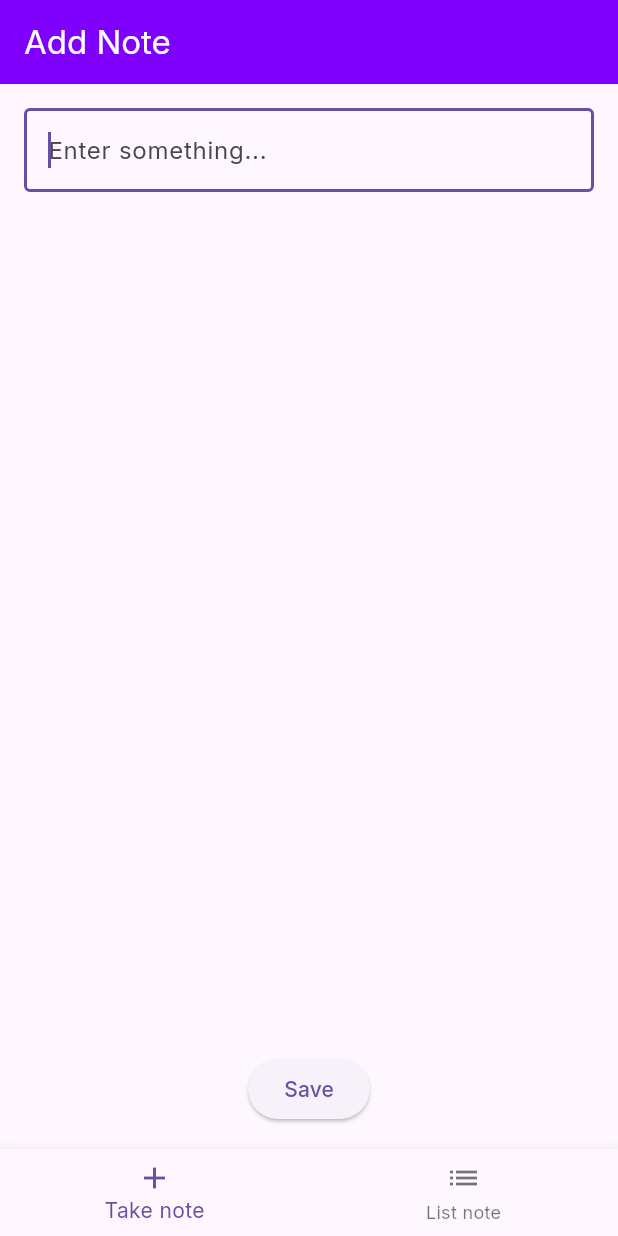
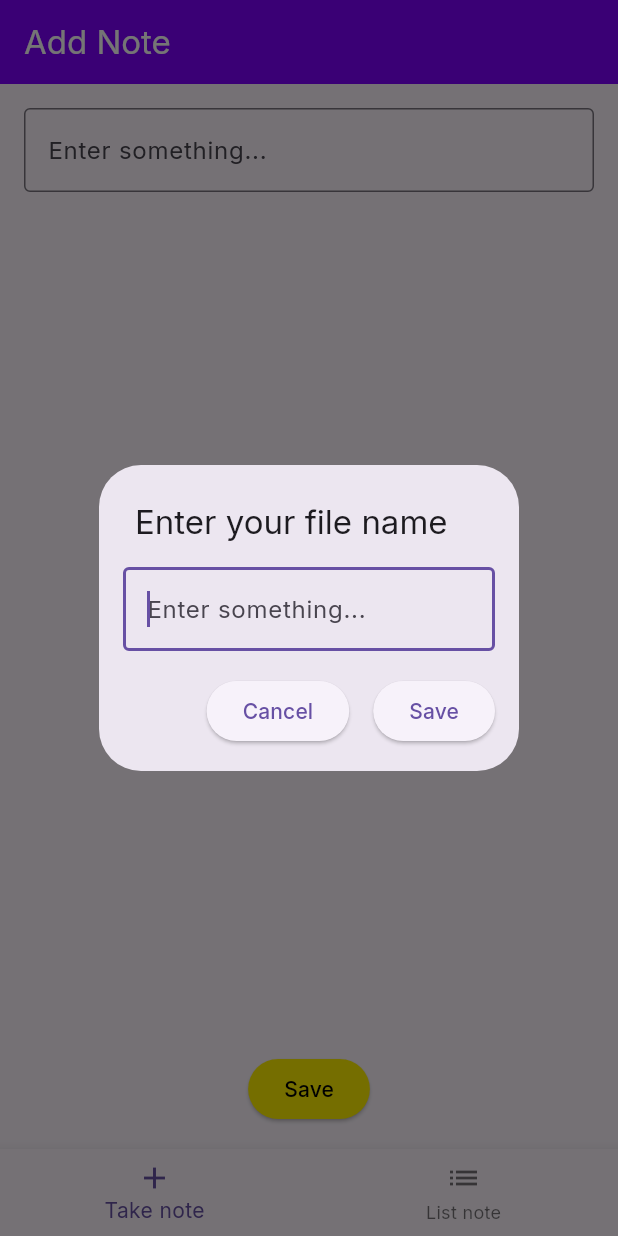
Before and after one commit to NguyenThanhTan1209/flash_note, a Flutter app: the screen it shows after launch, after a tap on "Save", on a phone screen of 412 x 824 dp. Run offline on Flutter 3.47's test engine with Material 3 defaults, Android fonts, the phone set to English and light mode, and no system bars; our stand-ins replace flutter_bloc, google_fonts, nested.

Commit message:
feat: Add handle add new note

```diff
--- a/analysis_options.yaml
+++ b/analysis_options.yaml
@@ -93,7 +93,7 @@ linter:
     - control_flow_in_finally
     - curly_braces_in_flow_control_structures
     - dangling_library_doc_comments
-    - depend_on_referenced_packages
+    # - depend_on_referenced_packages
     - deprecated_consistency
     # - deprecated_member_use_from_same_package # we allow self-references to deprecated members
     # - diagnostic_describe_all_properties # enabled only at the framework level (packages/flutter/lib)
--- /dev/null
+++ b/lib/business_logic/blocs/note/note_bloc.dart
@@ -0,0 +1,22 @@
+import 'package:flutter_bloc/flutter_bloc.dart';
+
+import '../../services/read_and_write_file_services/read_and_write_file_repository.dart';
+import 'note_event.dart';
+import 'note_state.dart';
+
+class NoteBloc extends Bloc<NoteEvent, NoteState> {
+
+  NoteBloc() : super(NoteInitialState()){
+    on<AddNewNote>((AddNewNote event, Emitter<NoteState> emit) async {
+      emit(NoteLoadingState());
+      try {
+        await _repository.writeData(event.fileName, event.fileContent);
+        emit(NoteSucessState(fileName: event.fileName));
+      } catch (e) {
+        emit(NoteFaileState(error: e.toString()));
+      }
+    });
+  }
+
+  final ReadAndWriteFileRepository _repository = ReadAndWriteFileRepository();
+}
--- /dev/null
+++ b/lib/business_logic/blocs/note/note_event.dart
@@ -0,0 +1,11 @@
+abstract class NoteEvent {
+
+}
+
+class AddNewNote extends NoteEvent {
+
+  AddNewNote({required this.fileName, required this.fileContent});
+
+  final String fileName;
+  final String fileContent;
+}
--- /dev/null
+++ b/lib/business_logic/blocs/note/note_state.dart
@@ -0,0 +1,23 @@
+abstract class NoteState {
+
+}
+
+class NoteInitialState extends NoteState {
+
+}
+
+class NoteLoadingState extends NoteState {
+
+}
+
+class NoteSucessState extends NoteState {
+  NoteSucessState({required this.fileName});
+
+  final String fileName;
+}
+
+class NoteFaileState extends NoteState {
+  NoteFaileState({required this.error});
+
+  final String error;
+}
--- /dev/null
+++ b/lib/business_logic/models/note.dart
@@ -0,0 +1,10 @@
+// ignore_for_file: public_member_api_docs, sort_constructors_first
+class Note {
+  String noteFileName;
+  String noteFileContent;
+
+  Note({
+    required this.noteFileName,
+    required this.noteFileContent,
+  });
+}
--- /dev/null
+++ b/lib/business_logic/services/read_and_write_file_services/read_and_write_file_provider.dart
@@ -0,0 +1,37 @@
+import 'dart:io';
+
+import 'package:path_provider/path_provider.dart';
+
+class ReadAndWriteFileProvider {
+  Future<String> get _localPath async {
+    final Directory directory = await getApplicationDocumentsDirectory();
+
+    return directory.path;
+  }
+
+  Future<File> _localFile(String fileName) async {
+    final String path = await _localPath;
+    return File('$path/$fileName');
+  }
+
+  Future<File> writeCounter(String fileName, String content) async {
+    final File file = await _localFile(fileName);
+
+    // Write the file
+    return file.writeAsString(content);
+  }
+
+  Future<String> readCounter(String fileName) async {
+    try {
+      final File file = await _localFile(fileName);
+
+      // Read the file
+      final String contents = await file.readAsString();
+
+      return contents;
+    } catch (e) {
+      // If encountering an error, return 0
+      return e.toString();
+    }
+  }
+}
--- a/lib/main.dart
+++ b/lib/main.dart
@@ -1,6 +1,8 @@
 import 'package:flutter/material.dart';
+import 'package:flutter_bloc/flutter_bloc.dart';
 import 'package:google_fonts/google_fonts.dart';
-
+import 'package:nested/nested.dart';
+import 'business_logic/blocs/note/note_bloc.dart';
 import 'view/screens/list_screen.dart';
 import 'view/screens/note_screen.dart';
 
@@ -14,13 +16,20 @@ class MyApp extends StatelessWidget {
   // This widget is the root of your application.
   @override
   Widget build(BuildContext context) {
-    return MaterialApp(
-      theme: ThemeData(
-        primaryColor: const Color(0xff7F00FF),
-        secondaryHeaderColor: const Color(0xfffff000),
-        textTheme: GoogleFonts.interTextTheme(),
+    return MultiBlocProvider(
+      providers: <SingleChildWidget>[
+        BlocProvider<NoteBloc>(
+          create: (BuildContext context) => NoteBloc(),
+        ),
+      ],
+      child: MaterialApp(
+        theme: ThemeData(
+          primaryColor: const Color(0xff7F00FF),
+          secondaryHeaderColor: const Color(0xfffff000),
+          textTheme: GoogleFonts.interTextTheme(),
+        ),
+        home: const HomePage(),
       ),
-      home: const HomePage(),
     );
   }
 }
--- a/lib/view/screens/note_screen.dart
+++ b/lib/view/screens/note_screen.dart
@@ -1,7 +1,9 @@
-import 'dart:developer';
+import 'package:flutter/material.dart';
+import 'package:flutter_bloc/flutter_bloc.dart';
 
-import 'package:flutter/material.dart';
-
+import '../../business_logic/blocs/note/note_bloc.dart';
+import '../../business_logic/blocs/note/note_event.dart';
+import '../../business_logic/blocs/note/note_state.dart';
 import '../utils/color_contants.dart';
 import '../utils/number_contants.dart';
 import '../utils/string_contants.dart';
@@ -15,6 +17,81 @@ class NoteScreen extends StatefulWidget {
 
 class _NoteScreenState extends State<NoteScreen> {
   final TextEditingController _noteEditingController = TextEditingController();
+  final TextEditingController _fileNameEditingController =
+      TextEditingController();
+
+  void _showAddNoteDialog() {
+    showDialog(
+      context: context,
+      builder: (BuildContext context) {
+        return SimpleDialog(
+          title: const Text(StringContants.addNoteDialogTitle),
+          contentPadding: const EdgeInsets.symmetric(
+            horizontal: NumberContants.contentPadding16,
+          ),
+          children: <Widget>[
+            const SizedBox(
+              height: NumberContants.height16,
+            ),
+            TextField(
+              autofocus: true,
+              controller: _fileNameEditingController,
+              maxLines: null,
+              keyboardType: TextInputType.multiline,
+              decoration: const InputDecoration(
+                border: OutlineInputBorder(),
+                hintText: StringContants.addNoteHintText,
+              ),
+            ),
+            const SizedBox(
+              height: NumberContants.height16,
+            ),
+            Row(
+              mainAxisAlignment: MainAxisAlignment.end,
+              children: <Widget>[
+                ElevatedButton(
+                  onPressed: () {
+                    Navigator.of(context).pop();
+                  },
+                  child: const Text('Cancel'),
+                ),
+                const SizedBox(
+                  width: NumberContants.width16,
+                ),
+                ElevatedButton(
+                  onPressed: () {
+                    _handleCreateNewNote(
+                      _fileNameEditingController.text,
+                      _noteEditingController.text,
+                    );
+                    Navigator.of(context).pop();
+                  },
+                  child: const Text('Save'),
+                ),
+              ],
+            ),
+            const SizedBox(
+              height: NumberContants.height16,
+            ),
+          ],
+        );
+      },
+    );
+  }
+
+  void _handleCreateNewNote(String fileName, String fileContent) {
+    if (fileName.isEmpty || fileName.contains(' ')) {
+      ScaffoldMessenger.of(context).showSnackBar(
+        const SnackBar(
+          content: Text(StringContants.textInvalidFileNameWarning),
+        ),
+      );
+    } else {
+      context
+          .read<NoteBloc>()
+          .add(AddNewNote(fileName: fileName, fileContent: fileContent));
+    }
+  }
 
   @override
   Widget build(BuildContext context) {
@@ -24,7 +101,20 @@ class _NoteScreenState extends State<NoteScreen> {
         backgroundColor: ColorContants.mainColor,
         foregroundColor: ColorContants.whiteColor,
       ),
-      body: SafeArea(
+      body: BlocListener<NoteBloc, NoteState>(
+        listener: (BuildContext context, NoteState state) {
+          if (state is NoteSucessState) {
+            ScaffoldMessenger.of(context).showSnackBar(
+              SnackBar(content: Text('File ${state.fileName} lưu thành công')),
+            );
+          }
+          if (state is NoteFaileState) {
+            ScaffoldMessenger.of(context).showSnackBar(
+              SnackBar(content: Text('Có lỗi xảy ra: ${state.error}')),
+            );
+          }
+        },
+        child: SafeArea(
           child: Padding(
             padding: const EdgeInsets.all(NumberContants.padding16),
             child: Column(
@@ -44,14 +134,19 @@ class _NoteScreenState extends State<NoteScreen> {
                 const SizedBox(height: NumberContants.height16),
                 ElevatedButton(
                   onPressed: () {
-                  log('save ${_noteEditingController.text}');
+                    _showAddNoteDialog();
                   },
+                  style: ElevatedButton.styleFrom(
+                    backgroundColor: ColorContants.secondaryColor,
+                    foregroundColor: ColorContants.blackColor,
+                  ),
                   child: const Text(StringContants.saveNoteButtonTitle),
                 ),
               ],
             ),
           ),
         ),
+      ),
     );
   }
 }
--- a/lib/view/utils/color_contants.dart
+++ b/lib/view/utils/color_contants.dart
@@ -4,4 +4,5 @@ class ColorContants {
   static const Color mainColor = Color(0xff7F00FF);
   static const Color secondaryColor = Color(0xfffff000);
   static const Color whiteColor = Colors.white;
+  static const Color blackColor = Colors.black;
 }
--- a/lib/view/utils/number_contants.dart
+++ b/lib/view/utils/number_contants.dart
@@ -3,4 +3,10 @@ class NumberContants {
 
   static const double height16 = 16.0;
 
+  static const double width16 = 16.0;
+
+  static const double contentPadding16 = 16.0;
+
+  static const double bottom16 = 16.0;
+
 }
--- a/lib/view/utils/string_contants.dart
+++ b/lib/view/utils/string_contants.dart
@@ -4,4 +4,8 @@ class StringContants {
   static const String saveNoteButtonTitle = 'Save';
 
   static const String addNoteHintText = 'Enter something...';
+
+  static const String addNoteDialogTitle = 'Enter your file name';
+
+  static const String textInvalidFileNameWarning = 'The file name cannot be empty or have spaces';
 }
```
Also changed, not shown: lib/business_logic/services/read_and_write_file_services/read_and_write_file_repository.dart (added, +17 -0 lines). Lines whose indentation alone changed are shown as unchanged.
